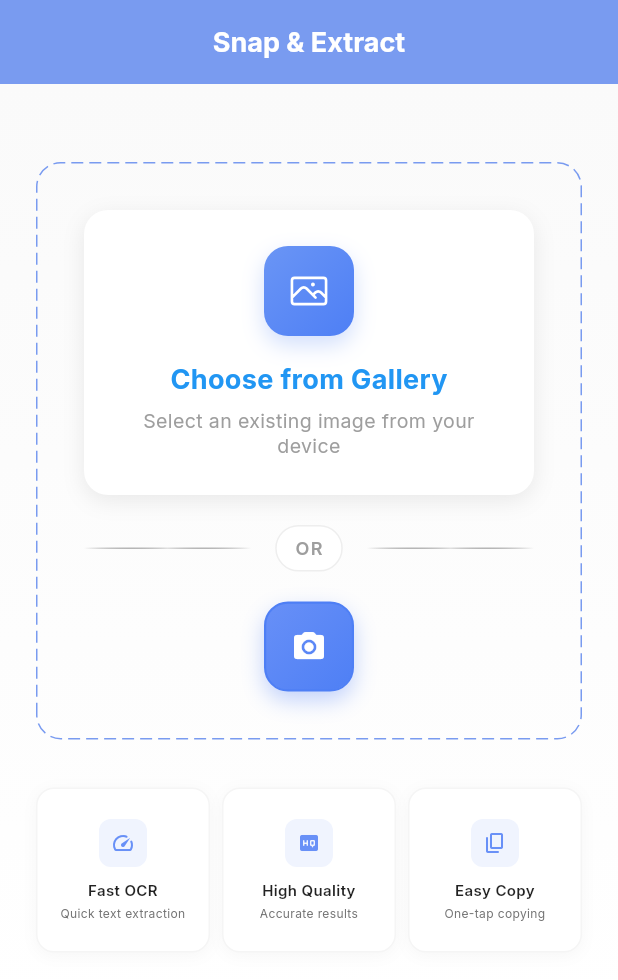
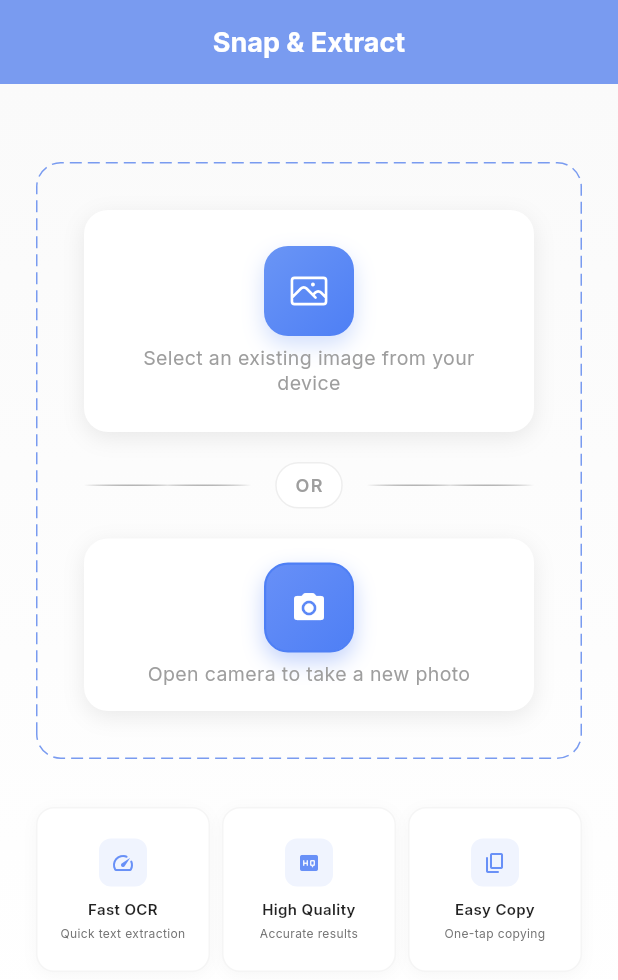
Before and after one commit to smritiRwt/image_to_text_bloc, a Flutter app: the screen it shows after launch, on a phone screen of 412 x 824 dp. Shown: the top 980 px of the screen. Run offline on Flutter 3.47's test engine with Material 3 defaults, Android fonts, the phone set to English and light mode, and no system bars; our stand-ins replace bloc, equatable, flutter_bloc, google_fonts, heroicons, image_picker; missing offline and left inert: crop_image, google_mlkit_text_recognition.

```diff
--- a/lib/main.dart
+++ b/lib/main.dart
@@ -177,15 +177,7 @@ Widget _buildPickUI(BuildContext context) {
                                 color: Colors.white,
                               ),
                             ),
-                            const SizedBox(height: 16),
-                            const Text(
-                              'Choose from Gallery',
-                              style: TextStyle(
-                                fontSize: 18,
-                                fontWeight: FontWeight.w700,
-                                color: Color(0xFF2196F3),
-                              ),
-                            ),
+
                             const SizedBox(height: 6),
                             const Text(
                               'Select an existing image from your device',
@@ -260,6 +252,22 @@ Widget _buildPickUI(BuildContext context) {
                 const SizedBox(height: 20),
 
                 // Camera Button
+               Container(
+                padding: const EdgeInsets.all(16),
+                  width: double.infinity,
+                  decoration: BoxDecoration(
+                    color: Colors.white,
+                    borderRadius: BorderRadius.circular(16),
+                    boxShadow: [
+                      BoxShadow(
+                        color: Colors.black.withOpacity(0.08),
+                        blurRadius: 12,
+                        offset: const Offset(0, 4),
+                      ),
+                    ],
+                  ),
+                  child: Column(
+                    children: [
                       Center(
                         child: Container(
                           width: 60,
@@ -300,6 +308,19 @@ Widget _buildPickUI(BuildContext context) {
                               ),
                             ),
                           ),
+                        ),
+                      ),
+                       const SizedBox(height: 6),
+                            const Text(
+                              'Open camera to take a new photo',
+                              textAlign: TextAlign.center,
+                              style: TextStyle(
+                                fontSize: 13,
+                                color: Colors.grey,
+                                height: 1.3,
+                              ),
+                            ),
+                    ],
                   ),
                 ),
               ],
@@ -487,6 +508,7 @@ Widget _buildResultUI(BuildContext context, ImageTextState state) {
                     elevation: 2,
                     borderRadius: BorderRadius.circular(12),
                     child: DashedBorderContainer(
+
                       color: const Color(0xFF789AF0),
                       strokeWidth: 1.5,
                       dashLength: 6,
```
Also changed, not shown: 1 other file. Lines whose indentation alone changed are shown as unchanged.
